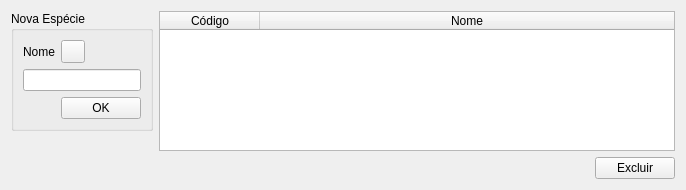
The window that DatabaseControl/controlspecies.ui (gavaza/pacca) describes before a commit, drawn with Qt 5.
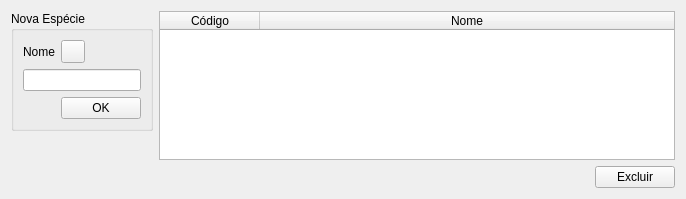
The same window after the commit. Icons and pictures are not drawn.

The edit to the form file:
```diff
--- a/DatabaseControl/controlspecies.ui
+++ b/DatabaseControl/controlspecies.ui
@@ -7,7 +7,7 @@
     <x>0</x>
     <y>0</y>
     <width>686</width>
-    <height>190</height>
+    <height>199</height>
    </rect>
   </property>
   <property name="windowTitle">
```
Left out of the diff: 13 changed lines with no effect on the pictures.
